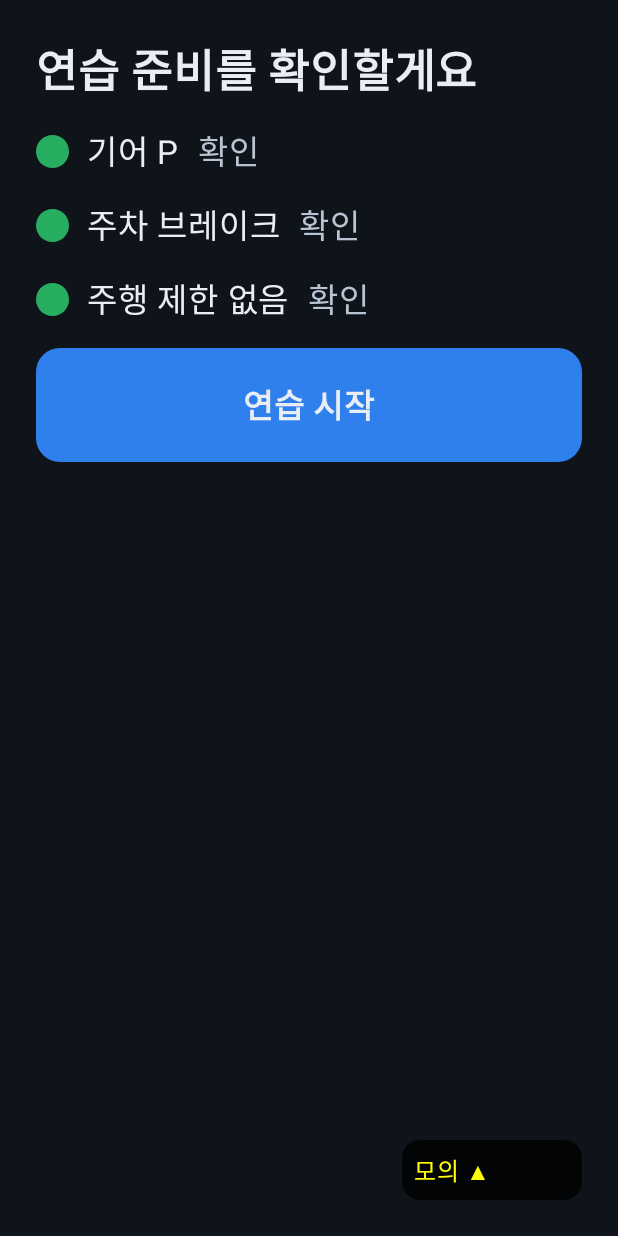
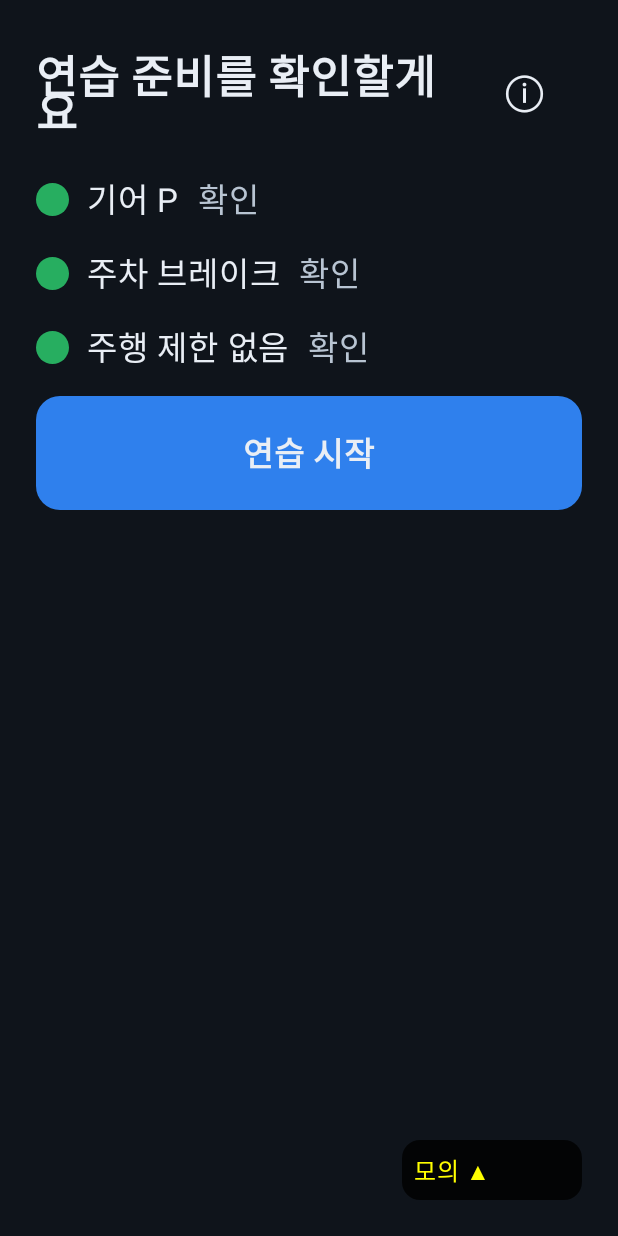
Before and after one commit to Chiilkkabwa-team/Chiilkkabwa--HYUNDAI, an Android app built with Jetpack Compose: the screen it shows after launch (MainActivity), on a phone screen of 412 x 824 dp. Run offline under Robolectric (Android 15) with nearby library versions, the phone set to English and light mode, and no system bars; 1 statement that could not run was skipped.

Commit message:
feat(B04): 주차 준비 화면에 Android 운전 지식 위키 추가

```diff
--- a/app/src/main/java/com/chiilkkabwa/app/MainActivity.kt
+++ b/app/src/main/java/com/chiilkkabwa/app/MainActivity.kt
@@ -35,6 +35,7 @@ class MainActivity : ComponentActivity() {
     private var previewAudio: AndroidPreviewAudio? = null
     private var preview: ParkedVoicePreview? = null
     private val previewResult = mutableStateOf(PreviewResult.IDLE)
+    private val wikiForeground = mutableStateOf(false)
 
     private val pedalPermission = registerForActivityResult(ActivityResultContracts.RequestPermission()) { /* 결과는 AaosVehicleSource가 재시작 시 확인 */ }
 
@@ -70,7 +71,7 @@ class MainActivity : ComponentActivity() {
                         )
                     }
                 }
-                AppRoot(vm, ui, voicePreview, previewResult.value.message())
+                AppRoot(vm, ui, voicePreview, previewResult.value.message(), wikiForeground.value)
             }
         }
     }
@@ -88,9 +89,11 @@ class MainActivity : ComponentActivity() {
     override fun onResume() {
         super.onResume()
         vm.startSignals()
+        wikiForeground.value = true
     }
 
     override fun onPause() {
+        wikiForeground.value = false
         preview?.cancel()
         vm.stopSignals()
         super.onPause()
--- a/app/src/main/java/com/chiilkkabwa/app/ui/screens/Screens.kt
+++ b/app/src/main/java/com/chiilkkabwa/app/ui/screens/Screens.kt
@@ -18,6 +18,7 @@ import androidx.compose.foundation.layout.padding
 import androidx.compose.foundation.layout.size
 import androidx.compose.foundation.layout.width
 import androidx.compose.foundation.shape.RoundedCornerShape
+import androidx.compose.material3.IconButton
 import androidx.compose.material3.Slider
 import androidx.compose.material3.Text
 import androidx.compose.runtime.Composable
@@ -35,6 +36,8 @@ import androidx.compose.ui.geometry.Size
 import androidx.compose.ui.graphics.Color
 import androidx.compose.ui.graphics.drawscope.Stroke
 import androidx.compose.ui.graphics.drawscope.rotate
+import androidx.compose.ui.semantics.contentDescription
+import androidx.compose.ui.semantics.semantics
 import androidx.compose.ui.text.font.FontWeight
 import androidx.compose.ui.unit.dp
 import com.chiilkkabwa.app.core.mission.CarPose
@@ -45,6 +48,7 @@ import com.chiilkkabwa.app.core.review.Goals
 import com.chiilkkabwa.app.core.review.PactOptions
 import com.chiilkkabwa.app.core.review.ReviewChips
 import com.chiilkkabwa.app.core.safety.GateState
+import com.chiilkkabwa.app.core.safety.SafetyGate
 import com.chiilkkabwa.app.core.session.Phase
 import com.chiilkkabwa.app.core.signal.CarDimensions
 import com.chiilkkabwa.app.core.signal.Gear
@@ -68,12 +72,26 @@ fun AppRoot(
     ui: UiState,
     onVoicePreview: (() -> Unit)? = null,
     voicePreviewStatus: String? = null,
+    wikiForeground: Boolean = false,
 ) {
+    val wikiAvailable = wikiForeground && canOpenDrivingWiki(ui)
+    var wikiOpen by remember(wikiAvailable) { mutableStateOf(false) }
+    if (wikiAvailable && wikiOpen) {
+        Box(Modifier.fillMaxSize().background(Tokens.Bg).padding(24.dp)) {
+            DrivingWiki(onClose = { wikiOpen = false })
+        }
+        return
+    }
     Box(Modifier.fillMaxSize().background(Tokens.Bg).padding(24.dp)) {
         when (ui.session.phase) {
             Phase.DRIVING_LOCK -> DrivingLockScreen()
             Phase.CHECKING -> GateScreen(ui, onStart = {})
-            Phase.READY -> GateScreen(ui, vm::startPractice, onVoicePreview, voicePreviewStatus)
+            Phase.READY -> GateScreen(
+                ui, vm::startPractice, onVoicePreview, voicePreviewStatus,
+                onOpenWiki = if (wikiAvailable) {
+                    { if (canOpenDrivingWiki(vm.ui.value)) wikiOpen = true }
+                } else null,
+            )
             Phase.PREPARING -> if (ui.gate is GateState.Locked) GateScreen(ui, onStart = {}) else PrepRouter(vm, ui)
             // 복기 중 주차 확인이 깨지면(E3) 복기 대신 확인 화면을 보여 준다. 기록은 남아 있다
             Phase.REVIEW -> if (ui.session.lockReason != null) GateScreen(ui, onStart = {}) else ReviewScreen(ui, vm::saveReview)
@@ -82,6 +100,10 @@ fun AppRoot(
         if (ui.mockMode) DebugPanel(vm, ui, Modifier.align(Alignment.BottomEnd))
     }
 }
+
+internal fun canOpenDrivingWiki(ui: UiState): Boolean =
+    ui.session.phase == Phase.READY && ui.gate is GateState.Ready &&
+        SafetyGate.evaluate(ui.snapshot) is GateState.Ready
 
 @Composable
 private fun PrepRouter(vm: ChiilViewModel, ui: UiState) = when (ui.step) {
@@ -124,10 +146,22 @@ fun GateScreen(
     onStart: () -> Unit,
     onVoicePreview: (() -> Unit)? = null,
     voicePreviewStatus: String? = null,
+    onOpenWiki: (() -> Unit)? = null,
 ) {
     val s = ui.snapshot
     Column(verticalArrangement = Arrangement.spacedBy(16.dp)) {
-        Title("연습 준비를 확인할게요")
+        Row(Modifier.fillMaxWidth(), verticalAlignment = Alignment.CenterVertically) {
+            Box(Modifier.weight(1f)) { Title("연습 준비를 확인할게요") }
+            if (onOpenWiki != null) {
+                IconButton(
+                    onClick = onOpenWiki,
+                    modifier = Modifier.size(Tokens.TouchMin)
+                        .semantics { contentDescription = "운전 지식 위키 열기" },
+                ) {
+                    Text("ⓘ", color = Tokens.TextMain, fontSize = Tokens.Title)
+                }
+            }
+        }
         CheckRow("기어 P", s.gear.isUsable && s.gear.value == Gear.PARK)
         CheckRow("주차 브레이크", s.parkingBrakeOn.isUsable && s.parkingBrakeOn.value == true)
         CheckRow("주행 제한 없음", s.uxRestricted.isUsable && s.uxRestricted.value == false)
```
Also changed, not shown: app/src/main/java/com/chiilkkabwa/app/ui/screens/DrivingWiki.kt (added, +138 -0 lines), 3 other files.
